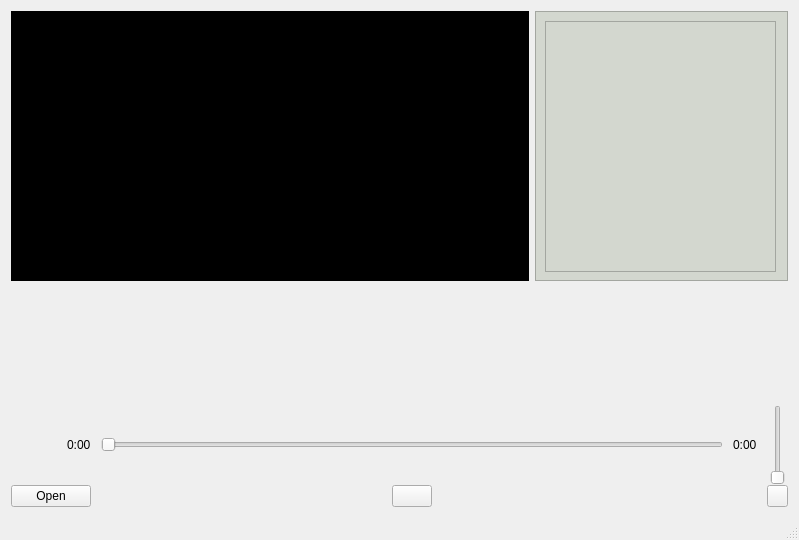
auttij/Cpp-media-player, file src/MediaPlayer/mainwindow.ui: the form before one commit.
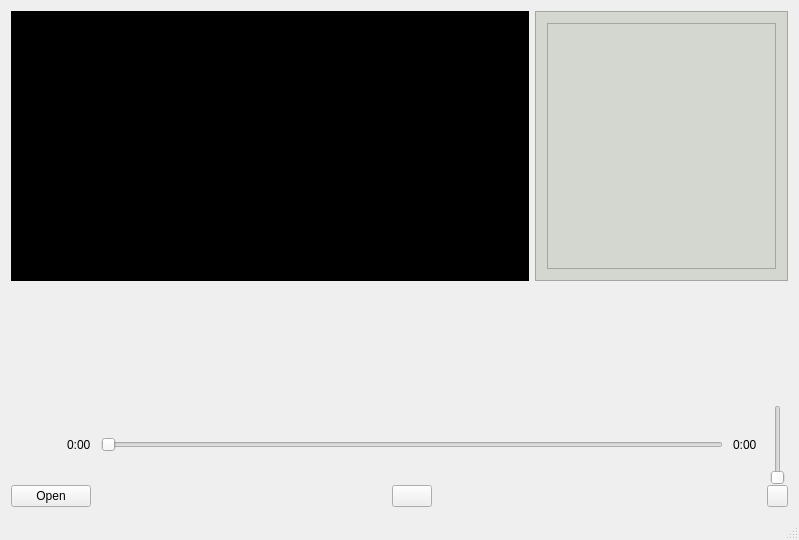
The form after the commit. Custom widgets are drawn as their Qt base class.

Commit message: metadata table fits it's constraints and resizes nicely

The edit to the form file:
```diff
--- a/src/MediaPlayer/mainwindow.ui
+++ b/src/MediaPlayer/mainwindow.ui
@@ -16,8 +16,8 @@
   <widget class="QWidget" name="centralWidget">
    <layout class="QVBoxLayout" name="verticalLayout_3">
     <item>
-     <layout class="QHBoxLayout" name="video_and_frame">
-      <item>
+     <layout class="QGridLayout" name="gridLayout">
+      <item row="0" column="0">
        <widget class="MediaWidget" name="videoWidget" native="true">
         <property name="minimumSize">
          <size>
@@ -30,7 +30,7 @@
         </property>
        </widget>
       </item>
-      <item>
+      <item row="0" column="1">
        <widget class="QFrame" name="frame">
         <property name="minimumSize">
          <size>
@@ -53,16 +53,24 @@
         <property name="frameShadow">
          <enum>QFrame::Raised</enum>
         </property>
-        <widget class="QTableWidget" name="metaTable">
-         <property name="geometry">
-          <rect>
-           <x>10</x>
-           <y>10</y>
-           <width>231</width>
-           <height>251</height>
-          </rect>
-         </property>
-        </widget>
+        <layout class="QVBoxLayout" name="verticalLayout_2">
+         <item>
+          <widget class="QTableWidget" name="metaTable">
+           <property name="sizePolicy">
+            <sizepolicy hsizetype="Preferred" vsizetype="Preferred">
+             <horstretch>0</horstretch>
+             <verstretch>0</verstretch>
+            </sizepolicy>
+           </property>
+           <property name="maximumSize">
+            <size>
+             <width>231</width>
+             <height>16777215</height>
+            </size>
+           </property>
+          </widget>
+         </item>
+        </layout>
        </widget>
       </item>
      </layout>
```
Left out of the diff: 68 changed lines with no effect on the pictures. The commit also changes 1 other file.
